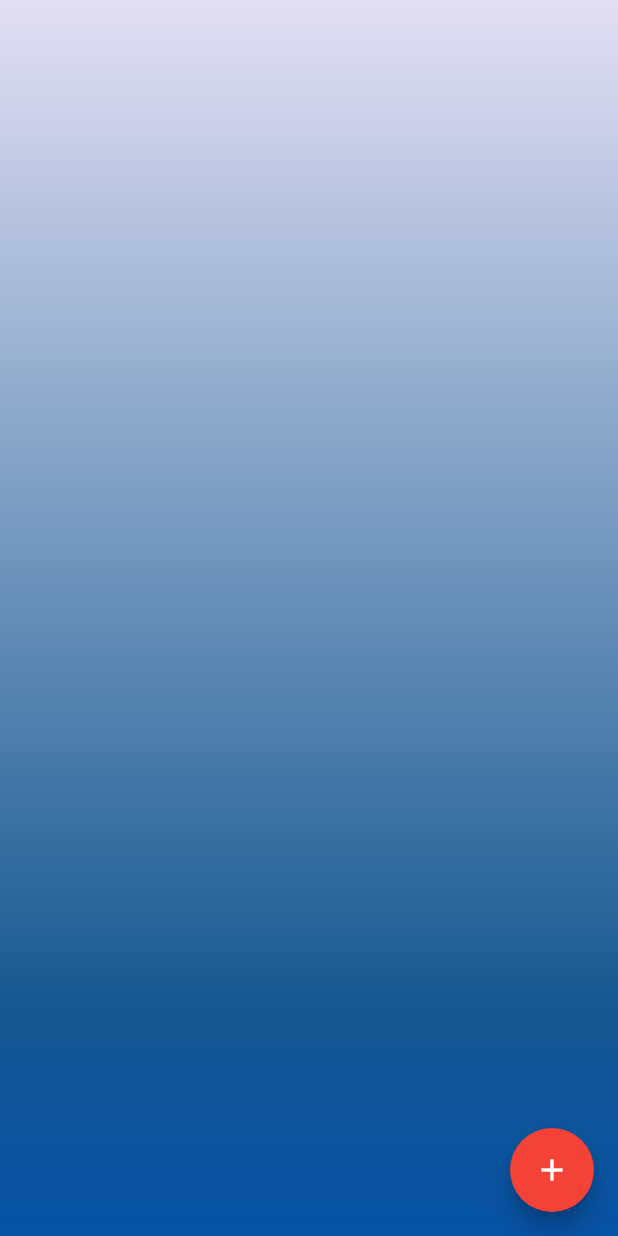
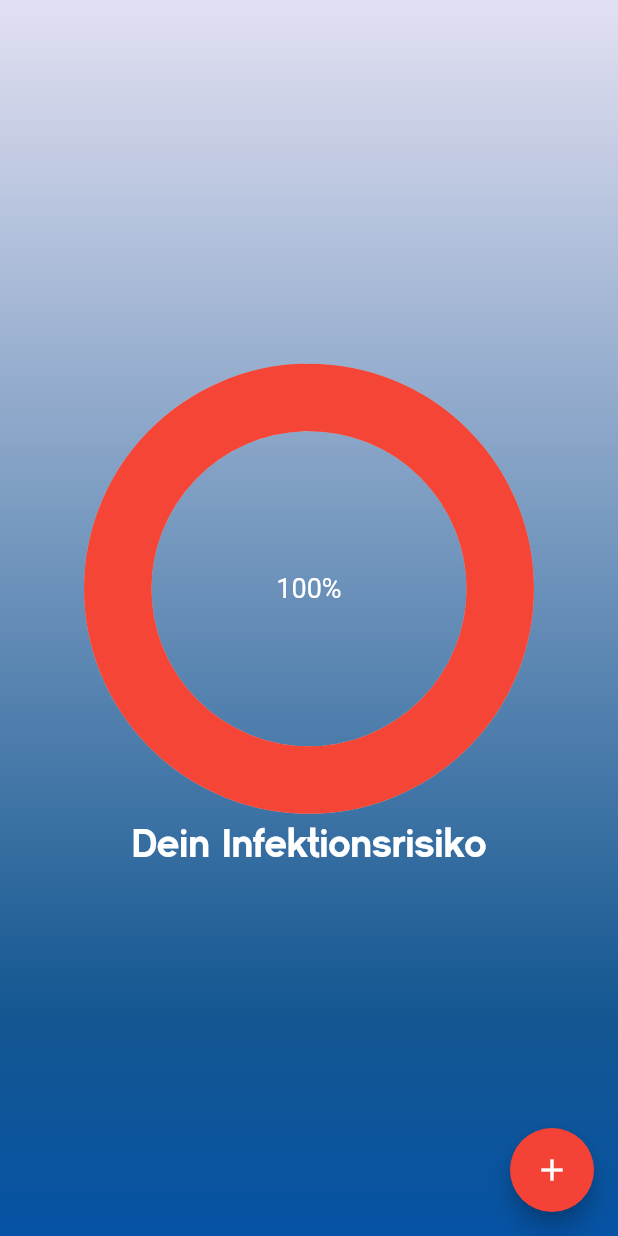
Before and after one commit to timxschroeder/corisk, a Flutter app: the TrackingUI screen opened directly, on a phone screen of 412 x 824 dp. Run offline on Flutter 3.47's test engine with Material 2 defaults, Android fonts, the light colour scheme and no system bars; drawn by our look-alikes of percent_indicator; our stand-ins replace cloud_firestore, firebase_messaging, geolocator, sembast; missing offline and left inert: background_fetch, flutter_emoji, location_permissions; accounts and stored records are empty.

Commit message:
add risk indicator

```diff
--- a/lib/screens/tracking_ui.dart
+++ b/lib/screens/tracking_ui.dart
@@ -1,5 +1,8 @@
+import 'package:corona_tracking/utilities/styles.dart';
 import 'package:flutter/material.dart';
 import 'package:flutter/services.dart';
+import 'package:intl/intl.dart';
+import 'package:percent_indicator/circular_percent_indicator.dart';
 
 class TrackingUI extends StatelessWidget {
   @override
@@ -8,7 +11,9 @@ class TrackingUI extends StatelessWidget {
     return Scaffold(
       body: AnnotatedRegion<SystemUiOverlayStyle>(
         value: SystemUiOverlayStyle.light,
-        child: Container(
+        child: Stack(
+          children: <Widget>[
+            Container(
               decoration: BoxDecoration(
                 gradient: LinearGradient(
                   begin: Alignment.topCenter,
@@ -23,12 +28,20 @@ class TrackingUI extends StatelessWidget {
                 ),
               ),
             ),
+            Center(child: RiskIndicator())
+          ],
+        ),
       ),
       floatingActionButtonLocation: FloatingActionButtonLocation.endFloat,
-      floatingActionButton: FloatingActionButton(backgroundColor: Colors.red,onPressed: () => showDialog(context: context, builder: (_){
+      floatingActionButton: FloatingActionButton(
+        backgroundColor: Colors.red,
+        onPressed: () => showDialog(
+            context: context,
+            builder: (_) {
               return AlertDialog(
                 title: Text("Infizierung melden"),
-          content: Text("Möchtest du deine Infizierung melden, um Kontaktpersonen der letzten zwei Wochen zu warnen?"),
+                content: Text(
+                    "Möchtest du deine Infizierung melden, um Kontaktpersonen der letzten zwei Wochen zu warnen?"),
                 actions: <Widget>[
                   // usually buttons at the bottom of the dialog
                   FlatButton(
@@ -45,7 +58,32 @@ class TrackingUI extends StatelessWidget {
                   ),
                 ],
               );
-      }), child: Icon(Icons.add),),
+            }),
+        child: Icon(Icons.add),
+      ),
     );
   }
 }
+
+class RiskIndicator extends StatelessWidget {
+  @override
+  Widget build(BuildContext context) {
+    double percent = 0.995;
+    return CircularPercentIndicator(
+      radius: 300.0,
+      lineWidth: 45.0,
+      animation: true,
+      percent: percent,
+      center: Text(
+        NumberFormat.percentPattern().format(percent),
+        style: kSubtitleStyle,
+      ),
+      footer: Text(
+        "Dein Infektionsrisiko",
+        style: kTitleStyle,
+      ),
+      circularStrokeCap: CircularStrokeCap.round,
+      progressColor: HSVColor.lerp(HSVColor.fromColor(Colors.green), HSVColor.fromColor(Colors.red), percent).toColor(),
+    );
+  }
+}
--- a/pubspec.yaml
+++ b/pubspec.yaml
@@ -32,6 +32,8 @@ dependencies:
   background_fetch: ^0.5.4
   flutter_emoji: ^2.2.1+1
   location_permissions: ^2.0.5
+  percent_indicator: ^2.1.1+1
+  intl: ^0.16.1
 
 
   # NoSQL dependencies
```
Also changed, not shown: 1 other file. Lines whose indentation alone changed are shown as unchanged.
